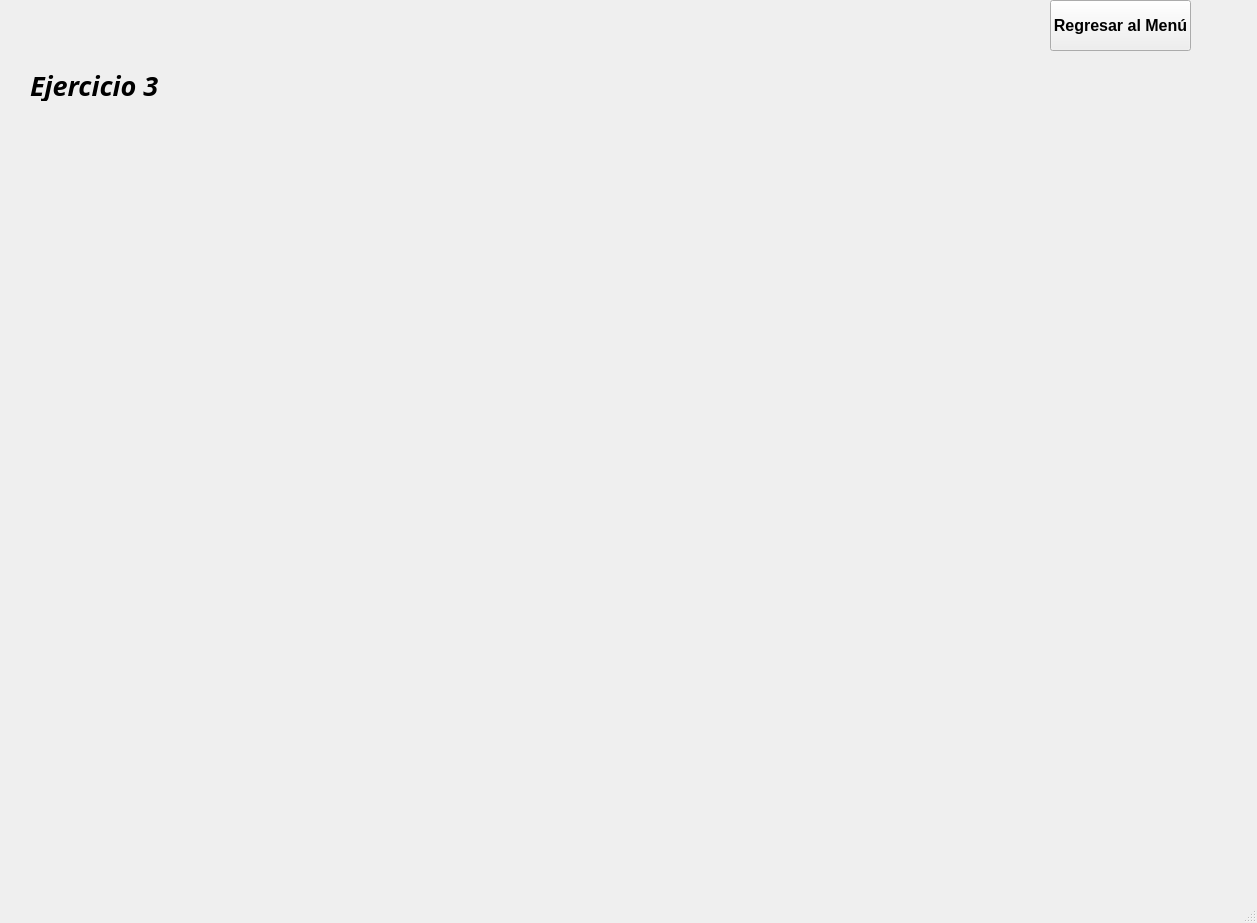
This is cframe.ui in harlenlopez10/Laboratorio5_Harlen_Lopez_22311161 as Qt 5 draws it before an edit. The edited form follows.
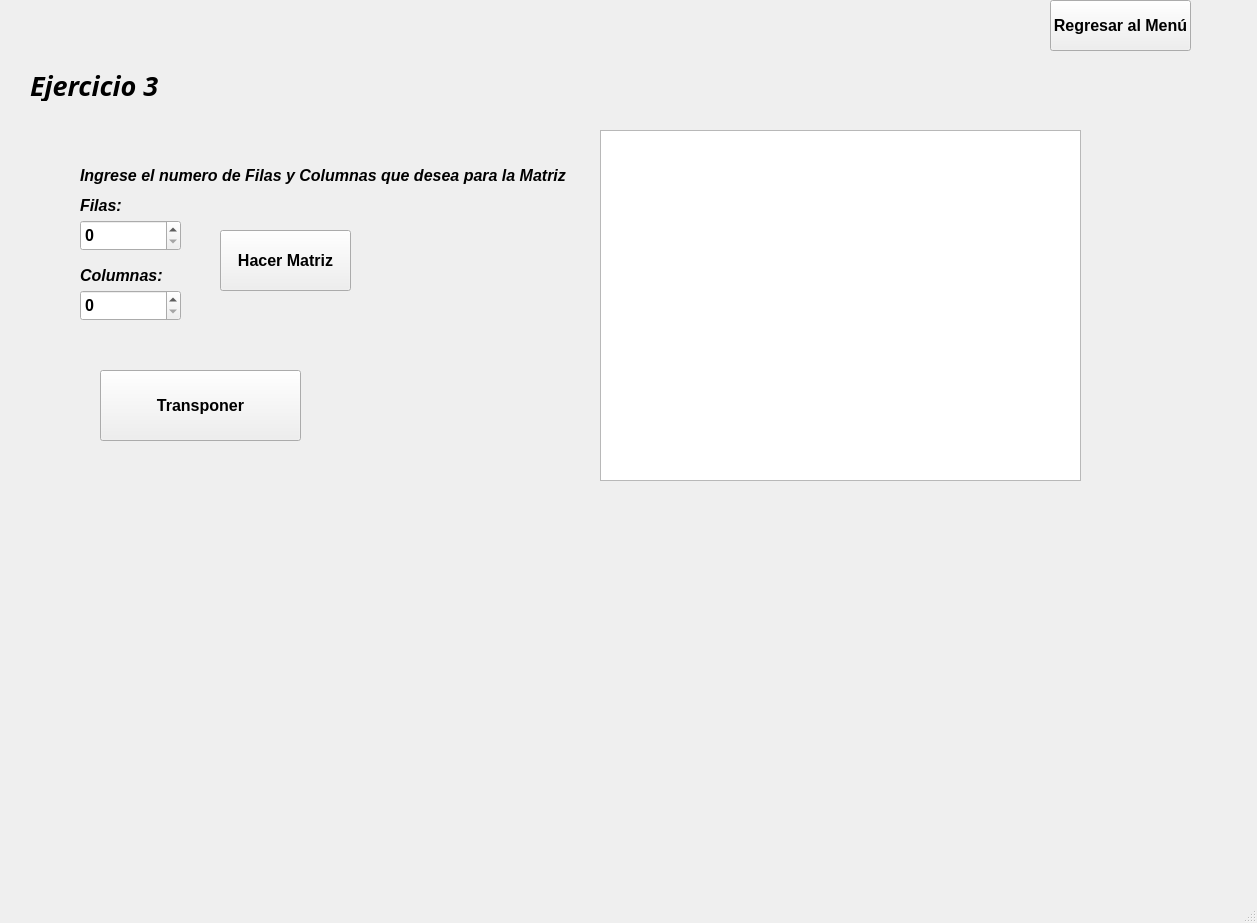
This is the edited form. The open tabs and pages were chosen to show the change.

Diff of the .ui file:
```diff
--- a/cframe.ui
+++ b/cframe.ui
@@ -688,6 +688,146 @@
        <string>Ejercicio 3</string>
       </property>
      </widget>
+     <widget class="QLabel" name="label_4">
+      <property name="geometry">
+       <rect>
+        <x>60</x>
+        <y>200</y>
+        <width>101</width>
+        <height>31</height>
+       </rect>
+      </property>
+      <property name="font">
+       <font>
+        <pointsize>12</pointsize>
+        <italic>true</italic>
+        <bold>true</bold>
+       </font>
+      </property>
+      <property name="text">
+       <string>Columnas:</string>
+      </property>
+     </widget>
+     <widget class="QLabel" name="label_13">
+      <property name="geometry">
+       <rect>
+        <x>60</x>
+        <y>100</y>
+        <width>491</width>
+        <height>31</height>
+       </rect>
+      </property>
+      <property name="font">
+       <font>
+        <pointsize>12</pointsize>
+        <italic>true</italic>
+        <bold>true</bold>
+       </font>
+      </property>
+      <property name="text">
+       <string>Ingrese el numero de Filas y Columnas que desea para la Matriz</string>
+      </property>
+     </widget>
+     <widget class="QTableWidget" name="tW_tabla4">
+      <property name="geometry">
+       <rect>
+        <x>580</x>
+        <y>70</y>
+        <width>481</width>
+        <height>351</height>
+       </rect>
+      </property>
+     </widget>
+     <widget class="QSpinBox" name="sB_Fil3">
+      <property name="geometry">
+       <rect>
+        <x>60</x>
+        <y>160</y>
+        <width>101</width>
+        <height>31</height>
+       </rect>
+      </property>
+      <property name="font">
+       <font>
+        <pointsize>12</pointsize>
+        <bold>true</bold>
+       </font>
+      </property>
+     </widget>
+     <widget class="QPushButton" name="btnHacerMatrizTrans">
+      <property name="geometry">
+       <rect>
+        <x>200</x>
+        <y>170</y>
+        <width>131</width>
+        <height>61</height>
+       </rect>
+      </property>
+      <property name="font">
+       <font>
+        <pointsize>12</pointsize>
+        <bold>true</bold>
+       </font>
+      </property>
+      <property name="text">
+       <string>Hacer Matriz</string>
+      </property>
+     </widget>
+     <widget class="QLabel" name="label_5">
+      <property name="geometry">
+       <rect>
+        <x>60</x>
+        <y>130</y>
+        <width>101</width>
+        <height>31</height>
+       </rect>
+      </property>
+      <property name="font">
+       <font>
+        <pointsize>12</pointsize>
+        <italic>true</italic>
+        <bold>true</bold>
+       </font>
+      </property>
+      <property name="text">
+       <string>Filas:</string>
+      </property>
+     </widget>
+     <widget class="QSpinBox" name="sB_Col3">
+      <property name="geometry">
+       <rect>
+        <x>60</x>
+        <y>230</y>
+        <width>101</width>
+        <height>31</height>
+       </rect>
+      </property>
+      <property name="font">
+       <font>
+        <pointsize>12</pointsize>
+        <bold>true</bold>
+       </font>
+      </property>
+     </widget>
+     <widget class="QPushButton" name="btnTransponer">
+      <property name="geometry">
+       <rect>
+        <x>80</x>
+        <y>310</y>
+        <width>201</width>
+        <height>71</height>
+       </rect>
+      </property>
+      <property name="font">
+       <font>
+        <pointsize>12</pointsize>
+        <bold>true</bold>
+       </font>
+      </property>
+      <property name="text">
+       <string>Transponer</string>
+      </property>
+     </widget>
     </widget>
     <widget class="QWidget" name="Ejercicio4">
      <widget class="QPushButton" name="TransponerMatriz">
```
Left out of the diff: 26 changed lines with no effect on the pictures.
